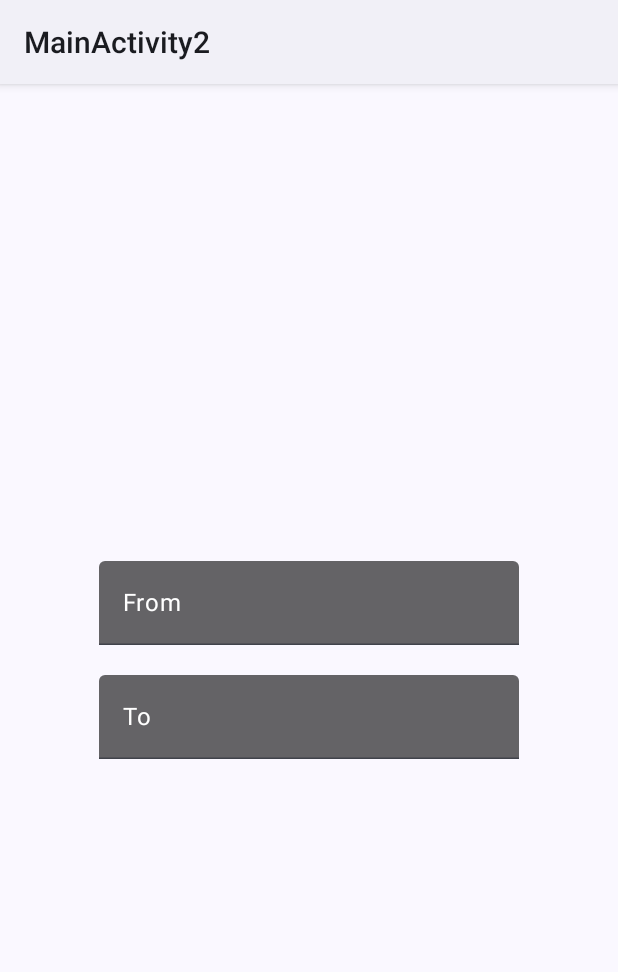
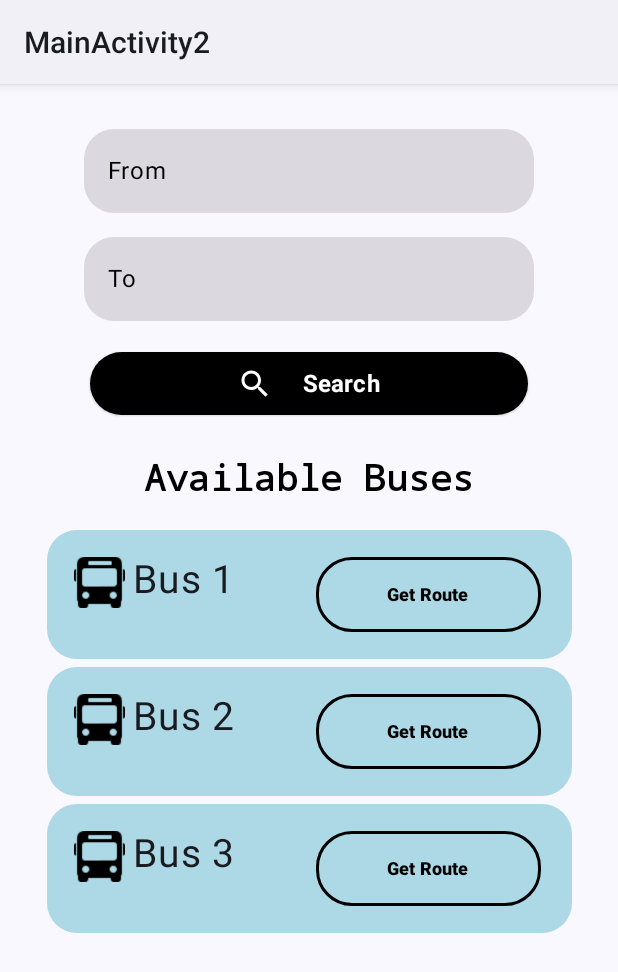
Before and after one commit to vanshaj1/Delhi-Open-Transit-App, an Android app built with Jetpack Compose: the screen it shows after launch (MainActivity2), after a tap on "NO", on a phone screen of 412 x 824 dp. Shown: the top 972 px of the screen. Run offline under Robolectric (Android 15) with nearby library versions, the phone set to English and light mode, and no system bars.

```diff
--- a/app/build.gradle.kts
+++ b/app/build.gradle.kts
@@ -61,6 +61,7 @@ dependencies {
     implementation("androidx.compose.material3:material3")
     implementation(platform("androidx.compose:compose-bom:2023.08.00"))
     implementation(platform("androidx.compose:compose-bom:2023.08.00"))
+    implementation(platform("androidx.compose:compose-bom:2023.08.00"))
     testImplementation("junit:junit:4.13.2")
     androidTestImplementation("androidx.test.ext:junit:1.1.5")
     androidTestImplementation("androidx.test.espresso:espresso-core:3.5.1")
@@ -68,6 +69,7 @@ dependencies {
     androidTestImplementation("androidx.compose.ui:ui-test-junit4")
     androidTestImplementation(platform("androidx.compose:compose-bom:2023.08.00"))
     androidTestImplementation(platform("androidx.compose:compose-bom:2023.08.00"))
+    androidTestImplementation(platform("androidx.compose:compose-bom:2023.08.00"))
     debugImplementation("androidx.compose.ui:ui-tooling")
     debugImplementation("androidx.compose.ui:ui-test-manifest")
     implementation("androidx.core:core-splashscreen:1.0.0")
--- a/app/src/main/AndroidManifest.xml
+++ b/app/src/main/AndroidManifest.xml
@@ -12,6 +12,11 @@
         android:supportsRtl="true"
         android:theme="@style/Theme.MySplashScreen"
         tools:targetApi="31">
+        <activity
+            android:name=".MainActivity4"
+            android:exported="false"
+            android:label="@string/title_activity_main4"
+            android:theme="@style/Theme.MySplashScreen" />
         <activity
             android:name=".MainActivity3"
             android:exported="false"
--- a/app/src/main/java/com/example/mobilecomputingproject/MainActivity.kt
+++ b/app/src/main/java/com/example/mobilecomputingproject/MainActivity.kt
@@ -7,21 +7,33 @@ import android.content.Intent
 import android.os.Bundle
 import androidx.activity.ComponentActivity
 import androidx.activity.compose.setContent
+import androidx.compose.foundation.BorderStroke
 import androidx.compose.foundation.Image
 import androidx.compose.foundation.background
 import androidx.compose.foundation.layout.Arrangement
 import androidx.compose.foundation.layout.Box
 import androidx.compose.foundation.layout.Column
 import androidx.compose.foundation.layout.PaddingValues
+import androidx.compose.foundation.layout.Row
 import androidx.compose.foundation.layout.Spacer
 import androidx.compose.foundation.layout.defaultMinSize
 import androidx.compose.foundation.layout.fillMaxSize
+import androidx.compose.foundation.layout.fillMaxWidth
 import androidx.compose.foundation.layout.height
 import androidx.compose.foundation.layout.padding
 import androidx.compose.foundation.layout.size
+import androidx.compose.foundation.layout.width
+import androidx.compose.foundation.shape.RoundedCornerShape
+import androidx.compose.material.icons.Icons
+import androidx.compose.material.icons.filled.Clear
+import androidx.compose.material.icons.filled.Close
+import androidx.compose.material.icons.filled.Done
+import androidx.compose.material.icons.filled.Search
 import androidx.compose.material3.Button
 import androidx.compose.material3.ButtonDefaults
+import androidx.compose.material3.Icon
 import androidx.compose.material3.MaterialTheme
+import androidx.compose.material3.OutlinedButton
 import androidx.compose.material3.Surface
 import androidx.compose.material3.Text
 import androidx.compose.runtime.Composable
@@ -33,6 +45,7 @@ import androidx.compose.ui.text.font.FontFamily
 import androidx.compose.ui.text.font.FontWeight
 import androidx.compose.ui.tooling.preview.Preview
 import androidx.compose.ui.unit.dp
+import androidx.compose.ui.unit.em
 import androidx.compose.ui.unit.sp
 import androidx.core.splashscreen.SplashScreen.Companion.installSplashScreen
 import com.example.mobilecomputingproject.ui.theme.MobileComputingProjectTheme
@@ -46,8 +59,8 @@ class MainActivity : ComponentActivity() {
                 // A surface container using the 'background' color from the theme
                 Surface(
                     modifier = Modifier.fillMaxSize(),
-//                    color = MaterialTheme.colorScheme.background,
-                    color = Color.Black
+                    color = MaterialTheme.colorScheme.background,
+//                    color = Color.Black
                 ) {
                     Greeting()
                 }
@@ -62,7 +75,7 @@ fun Greeting() {
     val light = Color(0x99000000)
     val customHeading = androidx.compose.ui.text.TextStyle(
         fontSize = 24.sp,
-        color = Color.White,
+        color = Color.Black,
         fontFamily = FontFamily.Monospace,
         fontWeight = FontWeight.W900
     )
@@ -73,24 +86,30 @@ fun Greeting() {
         ) {
             Text(text = "Are You Travelling ?", style = customHeading)
             Spacer(modifier = Modifier.height(20.dp))
-            Button(onClick = {
+            Row {
+                OutlinedButton(onClick = {
                     val intent = Intent(context, MainActivity3::class.java)
                     context.startActivity(intent)
                 },
-                colors = ButtonDefaults.buttonColors(containerColor = Color.White),
-                modifier = Modifier.size(width = 150.dp, height = 60.dp)
+                    modifier = Modifier.height(50.dp).width(150.dp),
+                    shape = RoundedCornerShape(24.dp),
+                    border = BorderStroke(1.5.dp,Color.Black)
                 ) {
-                Text(text = "YES", fontSize = 30.sp,color= Color.Black)
+                    Icon(imageVector = Icons.Default.Done, contentDescription = "", tint = Color.Black)
+                    Text(text = "YES",color = Color.Black, fontSize = 20.sp, fontWeight = FontWeight.Bold, letterSpacing = 0.12.em)
                 }
-            Spacer(modifier = Modifier.height(15.dp))
-            Button(onClick = {
+                Spacer(modifier = Modifier.width(20.dp))
+                OutlinedButton(onClick = {
                     val intent = Intent(context, MainActivity2::class.java)
                     context.startActivity(intent)
                 },
-                colors = ButtonDefaults.buttonColors(containerColor = Color.White),
-                modifier = Modifier.size(width = 150.dp, height = 60.dp)
+                    modifier = Modifier.height(50.dp).width(150.dp),
+                    shape = RoundedCornerShape(24.dp),
+                    border = BorderStroke(1.5.dp,Color.Black)
                 ) {
-                Text(text = "NO", fontSize = 30.sp,color= Color.Black)
+                    Icon(imageVector = Icons.Default.Close, contentDescription = "", tint = Color.Black)
+                    Text(text = "NO",color = Color.Black, fontSize = 19.sp, fontWeight = FontWeight.Bold, letterSpacing = 0.12.em)
+                }
             }
         }
     }
--- a/app/src/main/java/com/example/mobilecomputingproject/MainActivity2.kt
+++ b/app/src/main/java/com/example/mobilecomputingproject/MainActivity2.kt
@@ -1,17 +1,38 @@
 package com.example.mobilecomputingproject
 
+import android.content.Intent
 import android.os.Bundle
 import androidx.activity.ComponentActivity
 import androidx.activity.compose.setContent
+import androidx.compose.foundation.BorderStroke
 import androidx.compose.foundation.background
+import androidx.compose.foundation.border
 import androidx.compose.foundation.layout.Arrangement
 import androidx.compose.foundation.layout.Box
 import androidx.compose.foundation.layout.Column
+import androidx.compose.foundation.layout.Row
 import androidx.compose.foundation.layout.Spacer
 import androidx.compose.foundation.layout.fillMaxSize
 import androidx.compose.foundation.layout.fillMaxWidth
 import androidx.compose.foundation.layout.height
+import androidx.compose.foundation.layout.padding
+import androidx.compose.foundation.layout.size
+import androidx.compose.foundation.layout.width
+import androidx.compose.foundation.lazy.LazyColumn
+import androidx.compose.foundation.shape.RoundedCornerShape
+import androidx.compose.foundation.text.BasicTextField
+import androidx.compose.material.icons.Icons
+import androidx.compose.material.icons.filled.Close
+import androidx.compose.material.icons.filled.LocationOn
+import androidx.compose.material.icons.filled.Search
+import androidx.compose.material.icons.outlined.Close
+import androidx.compose.material3.ButtonDefaults
+import androidx.compose.material3.ElevatedButton
+import androidx.compose.material3.ExperimentalMaterial3Api
+import androidx.compose.material3.Icon
+import androidx.compose.material3.IconButton
 import androidx.compose.material3.MaterialTheme
+import androidx.compose.material3.OutlinedButton
 import androidx.compose.material3.OutlinedTextField
 import androidx.compose.material3.Surface
 import androidx.compose.material3.Text
@@ -26,10 +47,16 @@ import androidx.compose.ui.Alignment
 import androidx.compose.ui.Modifier
 import androidx.compose.ui.graphics.Brush
 import androidx.compose.ui.graphics.Color
+import androidx.compose.ui.platform.LocalContext
+import androidx.compose.ui.res.painterResource
 import androidx.compose.ui.text.TextStyle
+import androidx.compose.ui.text.font.FontFamily
 import androidx.compose.ui.text.font.FontWeight
+import androidx.compose.ui.text.style.TextAlign
 import androidx.compose.ui.tooling.preview.Preview
 import androidx.compose.ui.unit.dp
+import androidx.compose.ui.unit.em
+import androidx.compose.ui.unit.sp
 import com.example.mobilecomputingproject.ui.theme.MobileComputingProjectTheme
 
 class MainActivity2 : ComponentActivity() {
@@ -49,40 +76,136 @@ class MainActivity2 : ComponentActivity() {
     }
 }
 
+@OptIn(ExperimentalMaterial3Api::class)
 @Composable
 fun Greeting2(name: String, modifier: Modifier = Modifier) {
 
-    val light = Color(0x99000000)
+    val light = Color(0x20000000)
+    val lightBlue = Color(0xFFADD8E6)
+
+    val bus = listOf<String>("Bus 1","Bus 2","Bus 3")
+    val context= LocalContext.current
     Box(modifier = Modifier.fillMaxSize()){
         Column(
             modifier = Modifier.fillMaxSize(),
             horizontalAlignment = Alignment.CenterHorizontally,
-            verticalArrangement = Arrangement.Center
+//            verticalArrangement = Arrangement.Center
         ) {
             var text1 by remember { mutableStateOf("") }
             var text2 by remember { mutableStateOf("") }
 
+            Spacer(modifier = Modifier.height(30.dp))
             TextField(
-                colors = TextFieldDefaults.colors(
-                    focusedContainerColor = light,
-                    unfocusedContainerColor = light
+                modifier = Modifier.width(300.dp),
+                value = text1,
+                placeholder = { Text("From",color = Color.Black) },
+                colors = TextFieldDefaults.textFieldColors(
+                    containerColor = light,
+                    cursorColor = Color.Black,
+                    disabledLabelColor = Color.Black,
+                    focusedIndicatorColor = Color.Transparent,
+                    unfocusedIndicatorColor = Color.Transparent
                 ),
-                textStyle = TextStyle(color = Color.White, fontWeight = FontWeight.Bold),
-                value = text1,
-                onValueChange = { text1 = it },
-                label = { Text("From",color = Color.White) }
+                onValueChange = {
+                    text1 = it
+                },
+                shape = RoundedCornerShape(20.dp),
+                singleLine = true,
+                trailingIcon = {
+                    if (text1.isNotEmpty()) {
+                        IconButton(onClick = { text1 = "" }) {
+                            Icon(
+                                imageVector = Icons.Outlined.Close,
+                                contentDescription = null, tint = Color.White
+                            )
+                        }
+                    }
+                }
             )
+
+            Spacer(modifier = Modifier.height(16.dp))
+            TextField(
+                modifier = Modifier.width(300.dp),
+                value = text2,
+                placeholder = { Text("To",color = Color.Black) },
+                colors = TextFieldDefaults.textFieldColors(
+                    containerColor = light,
+                    cursorColor = Color.Black,
+                    disabledLabelColor = Color.Black,
+                    focusedIndicatorColor = Color.Transparent,
+                    unfocusedIndicatorColor = Color.Transparent
+                ),
+                onValueChange = {
+                    text2 = it
+                },
+                shape = RoundedCornerShape(20.dp),
+                singleLine = true,
+                trailingIcon = {
+                    if (text2.isNotEmpty()) {
+                        IconButton(onClick = { text2 = "" }) {
+                            Icon(
+                                imageVector = Icons.Outlined.Close,
+                                contentDescription = null, tint = Color.White
+                            )
+                        }
+                    }
+                }
+            )
+            Spacer(modifier = Modifier.height(16.dp))
+            ElevatedButton(onClick = { /*TODO*/ },
+                    modifier = Modifier
+                        .width(300.dp)
+                        .height(50.dp)
+                        .padding(4.dp),
+                    colors = ButtonDefaults.buttonColors(
+                        containerColor = Color.Black,
+                        contentColor = Color.White
+                    )
+
+                ) {
+                Icon(imageVector = Icons.Default.Search, contentDescription = "", tint = Color.White)
+                Spacer(modifier = Modifier.width(20.dp))
+                Text(text = "Search", fontWeight = FontWeight.Bold, fontSize = 16.sp)
+            }
+
+            Spacer(modifier = Modifier.height(25.dp))
+
+            val customHeading = androidx.compose.ui.text.TextStyle(
+                fontSize = 24.sp,
+                color = Color.Black,
+                fontFamily = FontFamily.Monospace,
+                fontWeight = FontWeight.W900
+            )
+            Text(text = "Available Buses", style = customHeading)
             Spacer(modifier = Modifier.height(20.dp))
-            TextField(
-                colors = TextFieldDefaults.colors(
-                    focusedContainerColor = light,
-                    unfocusedContainerColor = light
-                ),
-                textStyle = TextStyle(color = Color.White, fontWeight = FontWeight.Bold),
-                value = text2,
-                onValueChange = { text2 = it },
-                label = { Text("To",color = Color.White) }
-            )
+
+
+
+
+            LazyColumn{
+                items(bus.size) { index ->
+                    Box(
+                        modifier = Modifier.width(350.dp).background(lightBlue,shape = RoundedCornerShape(20.dp)).padding(18.dp),
+                    ){
+                        Row{
+                            Icon(painter = painterResource(id = R.drawable.iconbus), contentDescription = "stop", tint = Color.Black,modifier = Modifier.size(34.dp))
+                            Spacer(modifier = Modifier.width(5.dp))
+                            Text(text = bus[index].toString(), fontSize = 26.sp)
+                            Spacer(modifier = Modifier.width(54.dp))
+                            OutlinedButton(onClick = {
+                                val intent = Intent(context, MainActivity4::class.java)
+                                context.startActivity(intent)},
+                                modifier = Modifier.height(50.dp).width(150.dp),
+                                shape = RoundedCornerShape(24.dp),
+                                border = BorderStroke(1.5.dp,Color.Black)
+                            ) {
+                                Text(text = "Get Route",color = Color.Black, fontSize = 12.sp, fontWeight = FontWeight.ExtraBold)
+                            }
+                        }
+                    }
+                    Spacer(modifier = Modifier.height(5.dp))
+                }
+            }
         }
     }
 }
--- a/app/src/main/res/values/strings.xml
+++ b/app/src/main/res/values/strings.xml
@@ -2,4 +2,5 @@
     <string name="app_name">Mobile Computing Project</string>
     <string name="title_activity_main2">MainActivity2</string>
     <string name="title_activity_main3">MainActivity3</string>
+    <string name="title_activity_main4">MainActivity4</string>
 </resources>
```
Also changed, not shown: app/src/main/java/com/example/mobilecomputingproject/MainActivity4.kt (added, +87 -0 lines), app/src/main/res/drawable/iconbus.png (added). Lines whose indentation alone changed are shown as unchanged.
